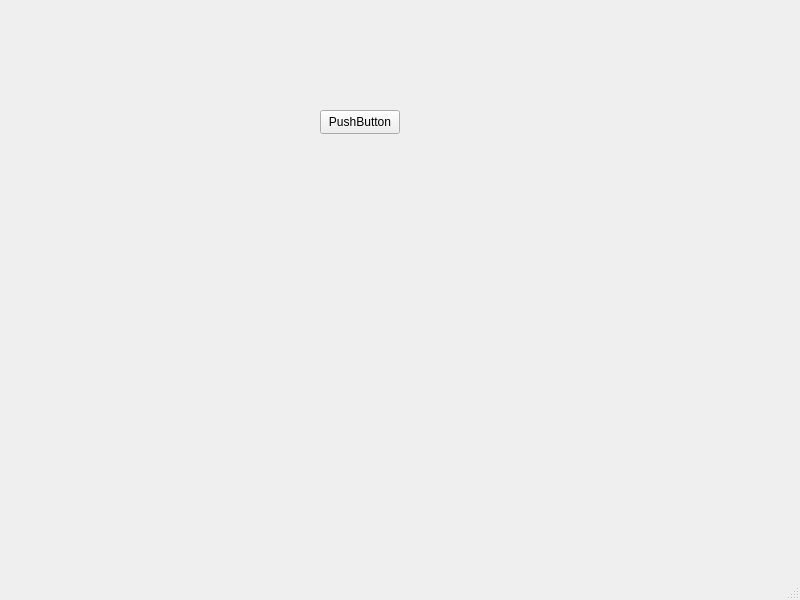
This is Newfolder/TestProject/myproject/mainwindowfirst.ui in azamat-happy/StyleSheetRealTimeUpdateQT as Qt 5 draws it before an edit. The edited form follows.
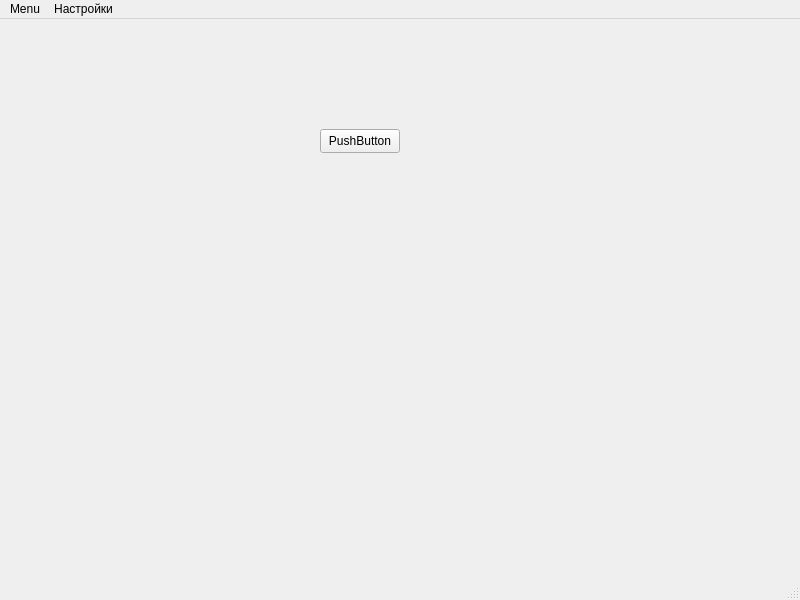
This is the edited form.

```diff
--- a/Newfolder/TestProject/myproject/mainwindowfirst.ui
+++ b/Newfolder/TestProject/myproject/mainwindowfirst.ui
@@ -37,6 +37,19 @@
      <height>21</height>
     </rect>
    </property>
+   <widget class="QMenu" name="menu">
+    <property name="title">
+     <string>Настройки</string>
+    </property>
+    <addaction name="actionChooseTheme"/>
+   </widget>
+   <widget class="QMenu" name="menuMenu">
+    <property name="title">
+     <string>Menu</string>
+    </property>
+   </widget>
+   <addaction name="menuMenu"/>
+   <addaction name="menu"/>
   </widget>
   <widget class="QStatusBar" name="statusbar"/>
  </widget>
```
Left out of the diff: 5 changed lines with no effect on the pictures.
